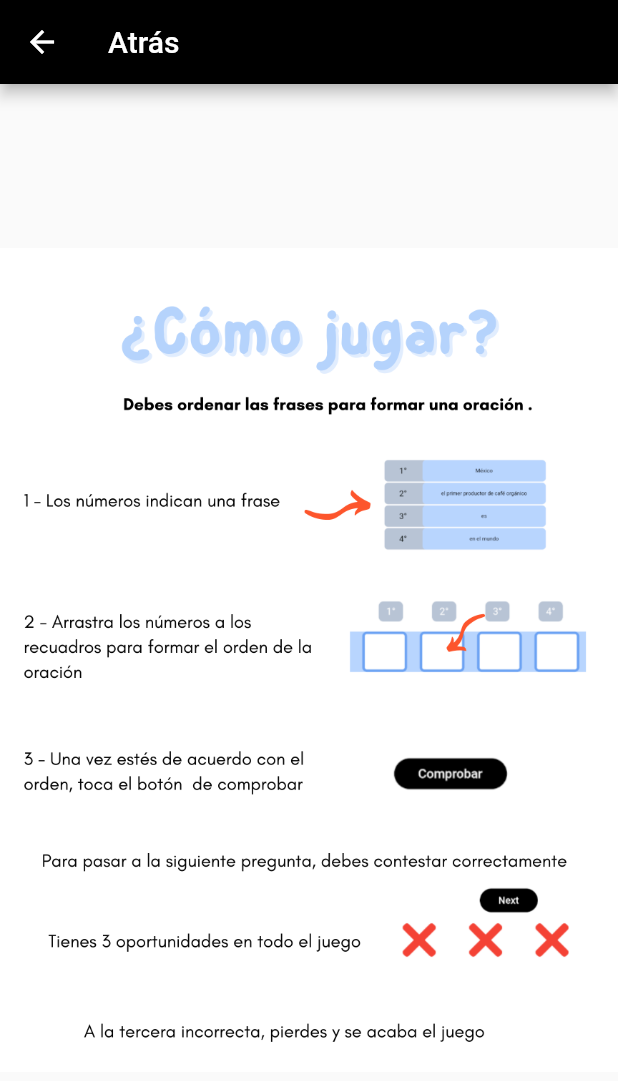
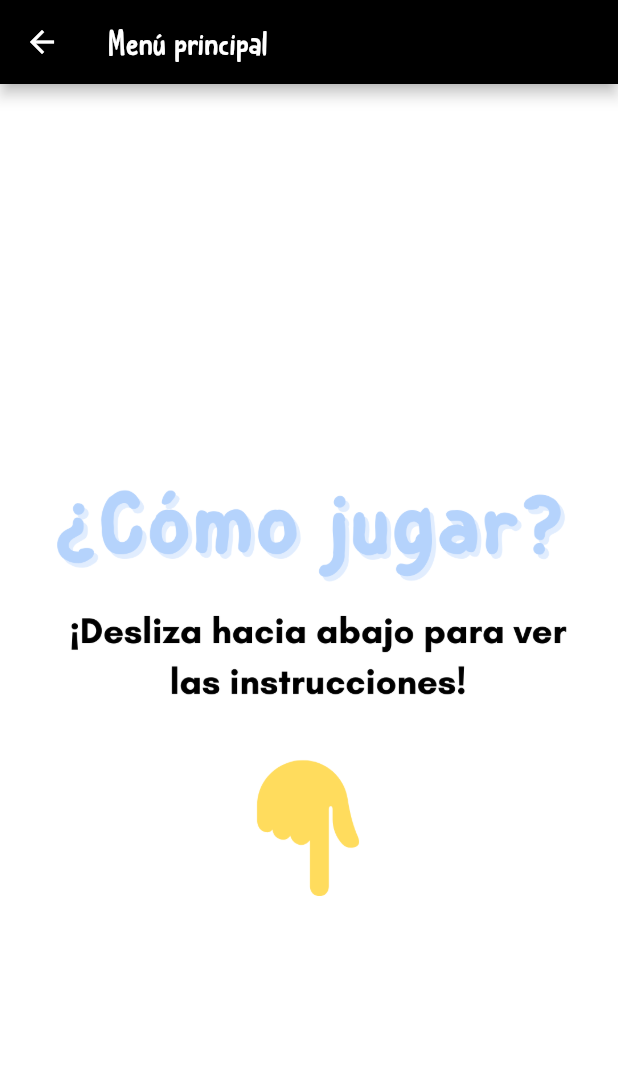
Before and after one commit to JazminSantibanez/sintaxis-espanol, a Flutter app: the HelpScreen screen opened directly, on a phone screen of 412 x 824 dp. Shown: the top 1081 px of the screen. Run offline on Flutter 3.47's test engine with Material 2 defaults, Android fonts, the phone set to English and light mode, and no system bars; our stand-ins replace animated_splash_screen, flutter_layout_grid, fluttertoast, page_transition, rxdart, sqflite; accounts and stored records are empty; statements that could not run were skipped.

Commit message:
Add instructions screen, lose screen, function to check repetition of sentences

```diff
--- a/lib/helpScreen.dart
+++ b/lib/helpScreen.dart
@@ -1,9 +1,11 @@
 import "package:flutter/material.dart";
+import 'package:sintaxis_espanol/variables.dart';
 
 class HelpScreen extends StatelessWidget {
   @override
   Widget build(BuildContext context) {
     return Scaffold(
+      backgroundColor: SEColorScheme.white,
       appBar: buildAppBar(),
       body: Help(),
     );
@@ -11,15 +13,41 @@ class HelpScreen extends StatelessWidget {
 
   AppBar buildAppBar() {
     return AppBar(
-      title: Text("Atrás"),
+      title: Text("Menú principal",style:TextStyle(fontFamily: 'groovy', fontSize: 25)),
     );
   }
 }
 
+
 class Help extends StatelessWidget {
   @override
   Widget build(BuildContext context) {
-    return Image.asset("assets/images/instrucciones.png",
-        width: double.infinity, height: double.infinity);
+          return ListView(
+  padding: const EdgeInsets.all(1),
+  children: <Widget>[
+    Container(
+      width: MediaQuery.of(context).size.width,
+      height: MediaQuery.of(context).size.height,
+      child: Image.asset('assets/images/intro.png')
+    ),
+    Container(
+      width: MediaQuery.of(context).size.width,
+      child: Image.asset('assets/images/1.png')
+    ),
+    Container(
+      width: MediaQuery.of(context).size.width,
+      child: Image.asset('assets/images/2.png')
+    ),
+    Container(
+      width: MediaQuery.of(context).size.width,
+      child: Image.asset('assets/images/3.png')
+    ),
+     Container(
+      width: MediaQuery.of(context).size.width,
+      child: Image.asset('assets/images/4.png')
+    ),
+  ],
+);
+
   }
 }
```
Also changed, not shown: lib/game.dart (+52 -21 lines), lib/lose.dart (added, +40 -0 lines), lib/menu.dart (+67 -49 lines), pubspec.yaml (+8 -0 lines), assets/images/1.png (added), assets/images/2.png (added), assets/images/3.png (added), assets/images/4.png (added), assets/images/instrucciones.png (deleted), assets/images/intro.png (added), assets/images/logofake.png (deleted), assets/images/logoto.png (deleted), assets/images/rank.png (added), fonts/Catskin.otf (added), 3 more files.
